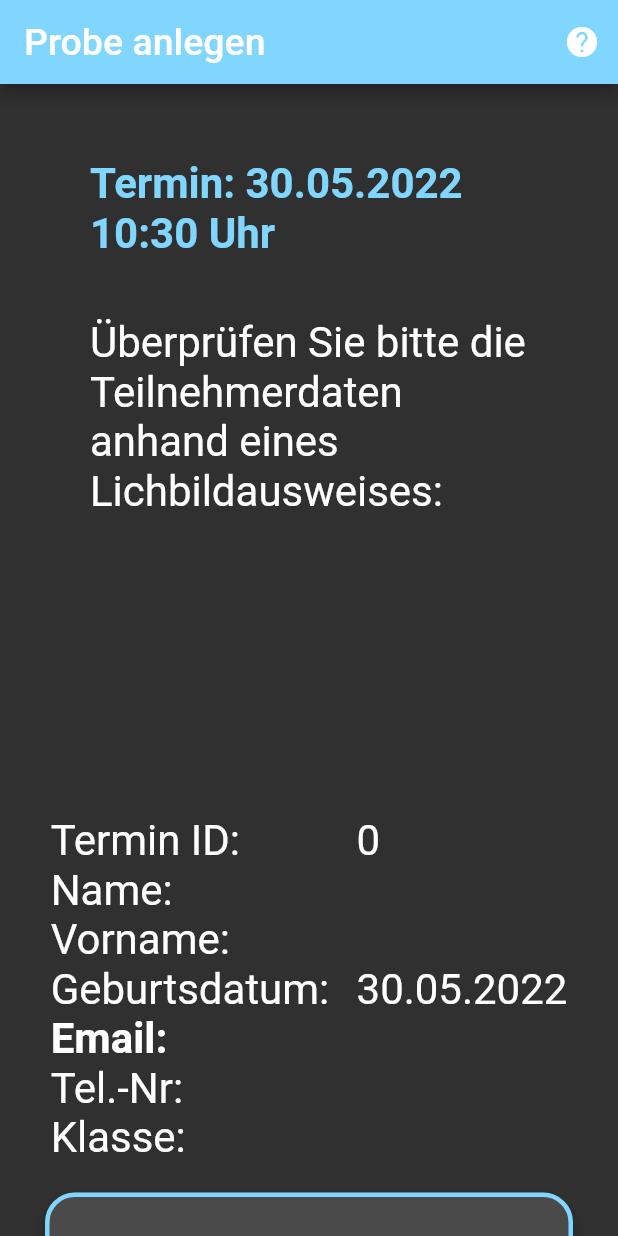
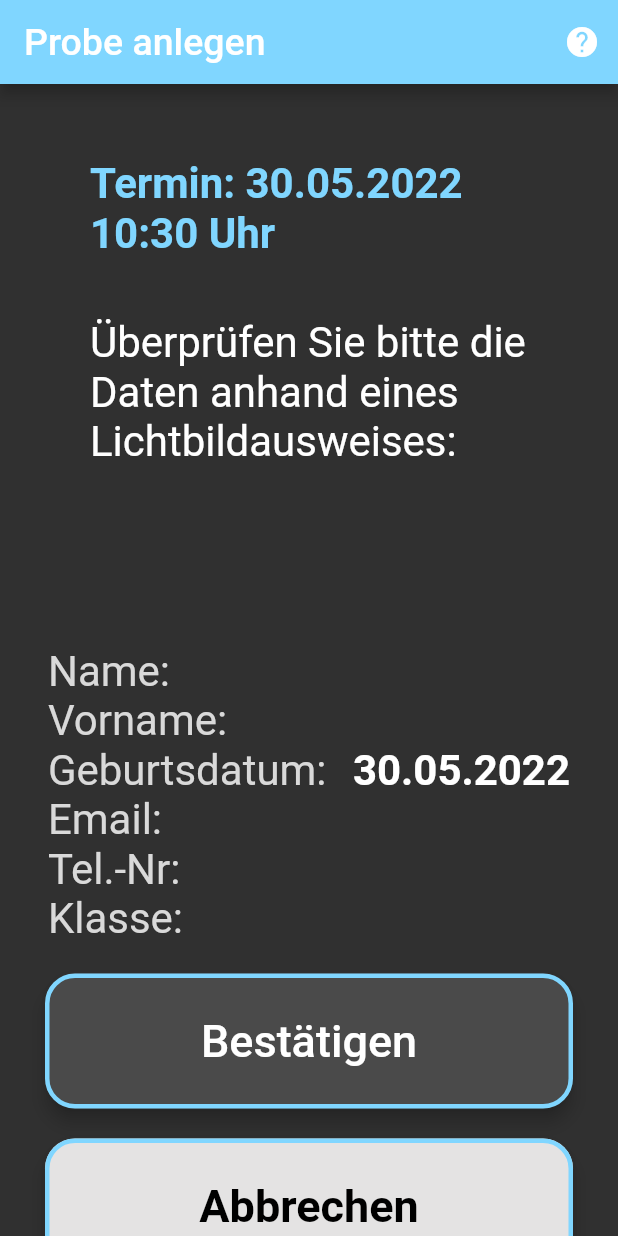
Before and after one commit to i-putak/testpersonal, a Flutter app: the TerminInfoChecker screen opened directly with empty values, on a phone screen of 412 x 824 dp. Run offline on Flutter 3.47's test engine with Material 2 defaults, Android fonts, the phone set to English and light mode, and no system bars; our stand-ins replace font_awesome_flutter, page_transition, qr_flutter; missing offline and left inert: qr_code_scanner.

Commit message:
style changes

```diff
--- a/lib/screen/termin_info_checker_screen.dart
+++ b/lib/screen/termin_info_checker_screen.dart
@@ -71,9 +71,9 @@ class TerminInfoChecker extends StatelessWidget {
                   ),
                   Container(
                       padding: EdgeInsets.only(
-                          left: 60, top: 20, bottom: 200, right: 60),
+                          left: 60, top: 20, bottom: 120, right: 60),
                       child: const Text(
-                          'Überprüfen Sie bitte die Teilnehmerdaten anhand eines Lichbildausweises:',
+                          'Überprüfen Sie bitte die Daten anhand eines Lichtbildausweises:',
                           style: TextStyle(
                             color: Colors.white,
                             fontSize: 28,
@@ -87,20 +87,32 @@ class TerminInfoChecker extends StatelessWidget {
                       Column(
                         crossAxisAlignment: CrossAxisAlignment.start,
                         children: const [
-                          Text("Termin ID:  ", style: TextStyle(fontSize: 28)),
-                          Text("Name: ", style: TextStyle(fontSize: 28)),
-                          Text("Vorname:  ", style: TextStyle(fontSize: 28)),
+                          Text("Name: ",
+                              style: TextStyle(
+                                  fontSize: 28,
+                                  color: Color.fromARGB(255, 217, 217, 217))),
+                          Text("Vorname:  ",
+                              style: TextStyle(
+                                  fontSize: 28,
+                                  color: Color.fromARGB(255, 217, 217, 217))),
                           Text("Geburtsdatum: ",
-                              style: TextStyle(fontSize: 28)),
+                              style: TextStyle(
+                                  fontSize: 28,
+                                  color: Color.fromARGB(255, 217, 217, 217))),
                           Text(
                             "Email:  ",
                             style: TextStyle(
-                              fontSize: 28,
-                              fontWeight: FontWeight.bold,
-                            ),
+                                fontSize: 28,
+                                color: Color.fromARGB(255, 217, 217, 217)),
                           ),
-                          Text("Tel.-Nr:  ", style: TextStyle(fontSize: 28)),
-                          Text("Klasse: ", style: TextStyle(fontSize: 28)),
+                          Text("Tel.-Nr:  ",
+                              style: TextStyle(
+                                  fontSize: 28,
+                                  color: Color.fromARGB(255, 217, 217, 217))),
+                          Text("Klasse: ",
+                              style: TextStyle(
+                                  fontSize: 28,
+                                  color: Color.fromARGB(255, 217, 217, 217))),
                         ],
                       ),
                       const Spacer(
@@ -109,18 +121,37 @@ class TerminInfoChecker extends StatelessWidget {
                       Column(
                         crossAxisAlignment: CrossAxisAlignment.start,
                         children: [
-                          Text("${appointment.appointmentId}",
-                              style: TextStyle(fontSize: 28)),
-                          Text(user.name, style: TextStyle(fontSize: 28)),
-                          Text(user.vorname, style: TextStyle(fontSize: 28)),
+                          Text(user.name,
+                              style: TextStyle(
+                                fontSize: 28,
+                                fontWeight: FontWeight.bold,
+                              )),
+                          Text(user.vorname,
+                              style: TextStyle(
+                                fontSize: 28,
+                                fontWeight: FontWeight.bold,
+                              )),
                           Text(
                               DateFormat('dd.MM.yyyy')
                                   .format(user.geburtsdatum),
-                              style: TextStyle(fontSize: 28)),
-                          Text(user.email, style: TextStyle(fontSize: 28)),
+                              style: TextStyle(
+                                fontSize: 28,
+                                fontWeight: FontWeight.bold,
+                              )),
+                          Text(
+                            user.email,
+                            style: TextStyle(
+                              fontSize: 28,
+                              fontWeight: FontWeight.bold,
+                            ),
+                          ),
                           Text(user.telefonnummer,
                               style: TextStyle(fontSize: 28)),
-                          Text(user.klasse, style: TextStyle(fontSize: 28)),
+                          Text(user.klasse,
+                              style: TextStyle(
+                                fontSize: 28,
+                                fontWeight: FontWeight.bold,
+                              )),
                         ],
                       ),
                       const Spacer(
```
Also changed, not shown: lib/main.dart (+35 -8 lines).
